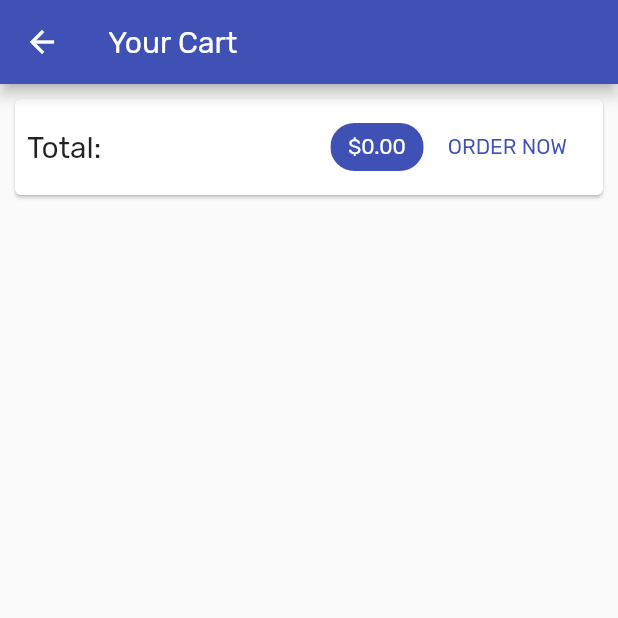
After one commit to tr-stan/flutter_shopping_app, a Flutter app: the CartDetails screen opened by its route, on a phone screen of 412 x 824 dp, the top half of it. The commit adds this screen. Run offline on Flutter 3.47's test engine with Material 2 defaults, Android fonts, the phone set to English and light mode, and no system bars; network calls fail.

Commit message:
creates basic shopping cart

```diff
--- a/lib/main.dart
+++ b/lib/main.dart
@@ -3,6 +3,7 @@ import 'package:provider/provider.dart';
 
 import './screens/products_overview.dart';
 import './screens/product_details.dart';
+import './screens/cart_details.dart';
 import './providers/products.dart';
 import './providers/cart.dart';
 
@@ -32,6 +33,7 @@ class MyApp extends StatelessWidget {
         routes: {
           // '/': (ctx) => ProductsOverviewScreen(),
           ProductDetails.routeName: (ctx) => ProductDetails(),
+          CartDetails.routeName: (ctx) => CartDetails(),
         },
       ),
     );
--- a/lib/providers/cart.dart
+++ b/lib/providers/cart.dart
@@ -19,6 +19,14 @@ class Cart with ChangeNotifier {
 
   Map<String, CartItem> get items {
     return {..._items};
+  }
+
+  double get cartTotal {
+    var total = 0.0;
+    _items.forEach((key, cartItem) {
+      total += cartItem.price * cartItem.quantity;
+    });
+    return total;
   }
 
   int get itemCount {
--- /dev/null
+++ b/lib/screens/cart_details.dart
@@ -0,0 +1,50 @@
+import 'package:flutter/material.dart';
+import 'package:provider/provider.dart';
+
+import '../providers/cart.dart';
+
+class CartDetails extends StatelessWidget {
+  static const routeName = '/cart';
+
+  @override
+  Widget build(BuildContext context) {
+    final cart = Provider.of<Cart>(context);
+    return Scaffold(
+      appBar: AppBar(title: Text('Your Cart')),
+      body: Column(
+        children: <Widget>[
+          Card(
+            margin: EdgeInsets.all(10),
+            child: Padding(
+              padding: EdgeInsets.all(8),
+              child: Row(
+                mainAxisAlignment: MainAxisAlignment.spaceBetween,
+                children: <Widget>[
+                  Text(
+                    'Total:',
+                    style: TextStyle(fontSize: 20),
+                  ),
+                  Spacer(),
+                  Chip(
+                    label: Text(
+                      '\$${cart.cartTotal.toStringAsFixed(2)}',
+                      style: TextStyle(
+                          color:
+                              Theme.of(context).primaryTextTheme.title.color),
+                    ),
+                    backgroundColor: Theme.of(context).primaryColor,
+                  ),
+                  FlatButton(
+                    child: Text('ORDER NOW',),
+                    onPressed: () {},
+                    textColor: Theme.of(context).primaryColor,
+                  )
+                ],
+              ),
+            ),
+          ),
+        ],
+      ),
+    );
+  }
+}
--- a/lib/screens/products_overview.dart
+++ b/lib/screens/products_overview.dart
@@ -4,6 +4,7 @@ import 'package:provider/provider.dart';
 import '../widgets/products_grid.dart';
 import '../widgets/badge.dart';
 import '../providers/cart.dart';
+import './cart_details.dart';
 
 enum FilterOptions { Favorites, All }
 
@@ -50,7 +51,9 @@ class _ProductsOverviewState extends State<ProductsOverview> {
             ),
             child: IconButton(
               icon: Icon(Icons.shopping_cart),
-              onPressed: () {},
+              onPressed: () {
+                Navigator.of(context).pushNamed(CartDetails.routeName);
+              },
             ),
           ),
         ],
```
